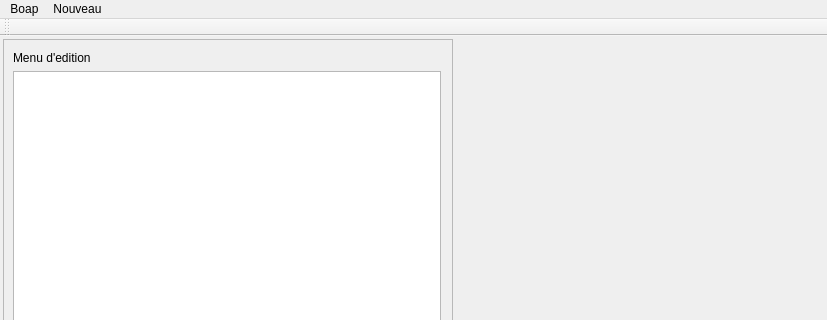
Before: the Qt Designer form Infographie-TP1/mainwindow.ui in xaqq/scene-editor, drawn with Qt 5; both pictures show x 0 to 827 and y 0 to 320 of the 827 by 549 pixel window.
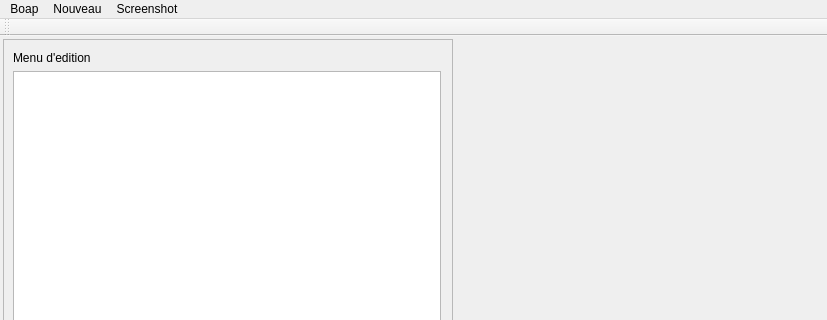
After: the same form once the commit is applied. Custom widgets are drawn as their Qt base class.

Patch:
```diff
--- a/Infographie-TP1/mainwindow.ui
+++ b/Infographie-TP1/mainwindow.ui
@@ -308,8 +308,15 @@
     <addaction name="actionSphere"/>
     <addaction name="actionCube"/>
    </widget>
+   <widget class="QMenu" name="menuScreenshot">
+    <property name="title">
+     <string>Screenshot</string>
+    </property>
+    <addaction name="actionTake"/>
+   </widget>
    <addaction name="menuBoap"/>
    <addaction name="menuNouveau"/>
+   <addaction name="menuScreenshot"/>
   </widget>
   <action name="actionQuit">
    <property name="text">
```
Left out of the diff: 5 changed lines with no effect on the pictures.
